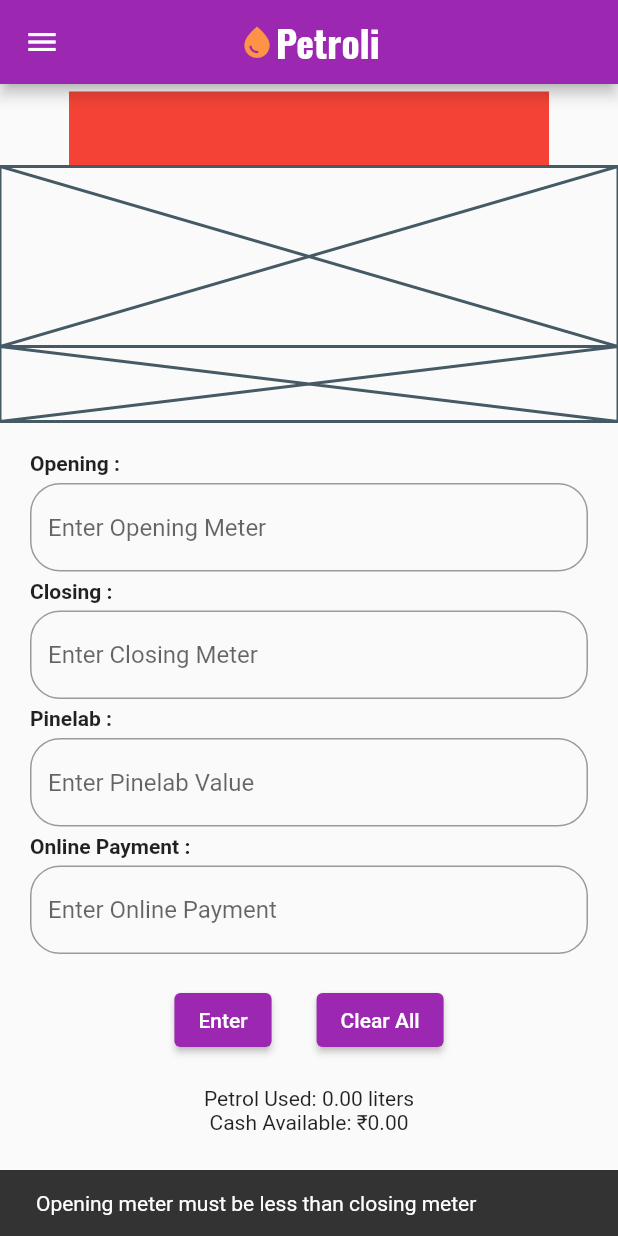
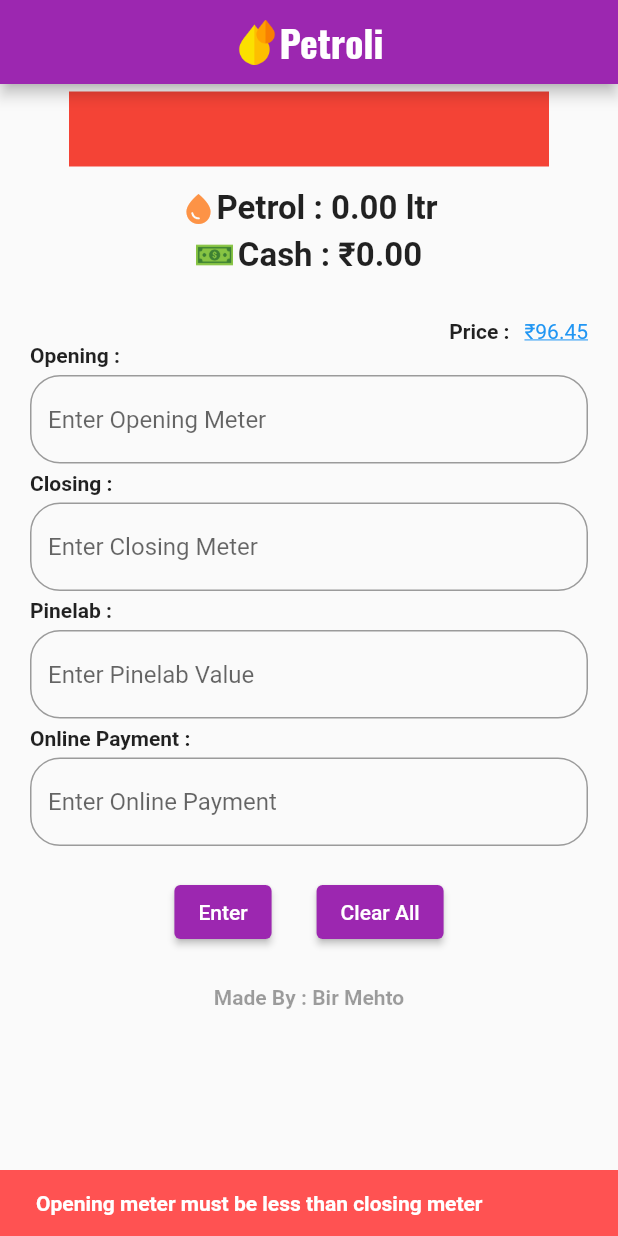
Before and after one commit to birmehto/petroli, a Flutter app: the screen it shows after launch, after a tap on "Enter", on a phone screen of 412 x 824 dp. Run offline on Flutter 3.47's test engine with Material 3 defaults, Android fonts, the phone set to English and light mode, and no system bars.

Commit message:
chanded code

```diff
--- a/lib/demo.dart
+++ b/lib/demo.dart
@@ -96,9 +96,8 @@ class _HomepageState extends State<Homepage> {
               width: 320,
               color: Colors.red,
             ),
-            Placeholder(
-              fallbackHeight: 120,
-            ),
+            Text('Petrol Used: ${petrolUsed.toStringAsFixed(2)} liters'),
+            Text('Cash Available: ₹${cashAvailable.toStringAsFixed(2)}'),
             Placeholder(
               fallbackHeight: 50,
             ),
@@ -218,8 +217,6 @@ class _HomepageState extends State<Homepage> {
             ),
             // Display calculated values
             SizedBox(height: 20),
-            Text('Petrol Used: ${petrolUsed.toStringAsFixed(2)} liters'),
-            Text('Cash Available: ₹${cashAvailable.toStringAsFixed(2)}'),
           ],
         ),
       ),
--- a/lib/home.dart
+++ b/lib/home.dart
@@ -11,37 +11,100 @@ class _HomepageState extends State<Homepage> {
   final TextEditingController _opening = TextEditingController();
   final TextEditingController _closing = TextEditingController();
   final TextEditingController _pinlab = TextEditingController();
-  double opvalue = 0;
-  double Clovalue = 0;
-  double pinevalue = 0;
-  double price = 96.45;
+  final TextEditingController _onlinePayment = TextEditingController();
+
+  double petrolUsed = 0.0;
+  double cashAvailable = 0.0;
+  double price = 96.45; // Initial petrol price
+
+  void _calculatePetrolAndCash() {
+    // Parse values from text controllers
+    double openingMeter = double.tryParse(_opening.text) ?? 0;
+    double closingMeter = double.tryParse(_closing.text) ?? 0;
+    double pinlabValue = double.tryParse(_pinlab.text) ?? 0;
+    double onlinePaymentValue = double.tryParse(_onlinePayment.text) ?? 0;
+
+    // Check if opening meter is less than closing meter
+    if (openingMeter < closingMeter) {
+      // Calculate petrol used
+      petrolUsed = closingMeter - openingMeter;
+
+      // Calculate cash available
+      cashAvailable = (petrolUsed * price) - pinlabValue - onlinePaymentValue;
+
+      // Update UI
+      setState(() {});
+    } else {
+      // Show an error message
+      ScaffoldMessenger.of(context).showSnackBar(
+        SnackBar(
+          backgroundColor: Colors.redAccent,
+          content: Text(
+            'Opening meter must be less than closing meter',
+            style: TextStyle(fontWeight: FontWeight.bold),
+          ),
+        ),
+      );
+    }
+  }
+
+  void _updatePetrolPrice() {
+    showDialog(
+      context: context,
+      builder: (context) {
+        TextEditingController _newPriceController = TextEditingController();
+
+        return AlertDialog(
+          title: Text('Update Petrol Price'),
+          content: TextField(
+            controller: _newPriceController,
+            keyboardType: TextInputType.number,
+            decoration: InputDecoration(
+              hintText: 'Enter new petrol price',
+            ),
+          ),
+          actions: [
+            TextButton(
+              onPressed: () {
+                Navigator.pop(context);
+              },
+              child: Text('Cancel'),
+            ),
+            TextButton(
+              onPressed: () {
+                // Update petrol price from the dialog
+                price = double.tryParse(_newPriceController.text) ?? price;
+
+                // Clear the new petrol price text field
+                _newPriceController.clear();
+
+                // Update UI
+                setState(() {});
+
+                // Close the dialog
+                Navigator.pop(context);
+              },
+              child: Text('Update'),
+            ),
+          ],
+        );
+      },
+    );
+  }
 
   @override
   Widget build(BuildContext context) {
-    return SafeArea(
-      child: Scaffold(
+    return Scaffold(
       resizeToAvoidBottomInset: false,
-        // backgroundColor: ColorSwatch(primary, context),
-        drawer: Drawer(
-          child: Column(
-            children: [
-              Container(
-                height: 50,
-                width: 320,
-                color: Colors.amber,
-              ),
-            ],
-          ),
-        ),
       appBar: AppBar(
-          flexibleSpace: const Center(
+        flexibleSpace: Center(
+          child: SafeArea(
             child: Row(
               mainAxisAlignment: MainAxisAlignment.center,
               children: [
-                Icon(
-                  Icons.water_drop,
-                  color: Color.fromRGBO(253, 147, 70, 1),
-                  size: 25,
+                Image.asset(
+                  "assets/img/oil.png",
+                  height: 30,
                 ),
                 Text(
                   'Petroli',
@@ -55,6 +118,7 @@ class _HomepageState extends State<Homepage> {
             ),
           ),
         ),
+      ),
       body: Column(
         children: [
           SizedBox(
@@ -65,14 +129,46 @@ class _HomepageState extends State<Homepage> {
             width: 320,
             color: Colors.red,
           ),
-            Placeholder(
-              fallbackHeight: 120,
-
-              // strokeWidth: double.infinity,
+          SizedBox(height: 15),
+          Column(
+            children: [
+              Row(
+                mainAxisAlignment: MainAxisAlignment.center,
+                children: [
+                  Icon(
+                    Icons.water_drop,
+                    color: Color.fromRGBO(253, 147, 70, 1),
                   ),
-            Placeholder(
-              fallbackHeight: 50,
-              // strokeWidth: double.infinity,
+                  Text(
+                    'Petrol : ${petrolUsed.toStringAsFixed(2)} ltr',
+                    style: TextStyle(fontWeight: FontWeight.bold, fontSize: 22),
+                  ),
+                ],
+              ),
+              SizedBox(
+                height: 5,
+              ),
+              Row(
+                mainAxisAlignment: MainAxisAlignment.center,
+                children: [
+                  Image.asset(
+                    "assets/img/dollar.png",
+                    height: 25,
+                    width: 25,
+                  ),
+                  SizedBox(
+                    width: 3,
+                  ),
+                  Text(
+                    'Cash : ₹${cashAvailable.toStringAsFixed(2)}',
+                    style: TextStyle(fontWeight: FontWeight.bold, fontSize: 22),
+                  ),
+                ],
+              ),
+            ],
+          ),
+          SizedBox(
+            height: 10,
           ),
           Container(
             child: Padding(
@@ -80,6 +176,26 @@ class _HomepageState extends State<Homepage> {
               child: Column(
                 crossAxisAlignment: CrossAxisAlignment.start,
                 children: [
+                  Row(
+                    mainAxisAlignment: MainAxisAlignment.end,
+                    children: [
+                      Text(
+                        'Price :',
+                        style: TextStyle(fontWeight: FontWeight.bold),
+                      ),
+                      SizedBox(width: 10),
+                      GestureDetector(
+                        onTap: _updatePetrolPrice,
+                        child: Text(
+                          '₹${price.toStringAsFixed(2)}',
+                          style: TextStyle(
+                            decoration: TextDecoration.underline,
+                            color: Colors.blue,
+                          ),
+                        ),
+                      ),
+                    ],
+                  ),
                   Text(
                     'Opening :',
                     style: TextStyle(fontWeight: FontWeight.bold),
@@ -89,11 +205,13 @@ class _HomepageState extends State<Homepage> {
                   ),
                   TextField(
                     controller: _opening,
+                    keyboardType: TextInputType.number,
                     decoration: InputDecoration(
                       hintText: 'Enter Opening Meter',
                       border: OutlineInputBorder(
                         borderRadius: BorderRadius.circular(20),
-                          )),
+                      ),
+                    ),
                   ),
                   SizedBox(
                     height: 5,
@@ -107,11 +225,13 @@ class _HomepageState extends State<Homepage> {
                   ),
                   TextField(
                     controller: _closing,
+                    keyboardType: TextInputType.number,
                     decoration: InputDecoration(
                       hintText: 'Enter Closing Meter',
                       border: OutlineInputBorder(
                         borderRadius: BorderRadius.circular(20),
-                          )),
+                      ),
+                    ),
                   ),
                   SizedBox(
                     height: 5,
@@ -123,16 +243,15 @@ class _HomepageState extends State<Homepage> {
                   SizedBox(
                     height: 5,
                   ),
-                    SizedBox(
-                      height: 5,
-                    ),
                   TextField(
-                      controller: _closing,
+                    controller: _pinlab,
+                    keyboardType: TextInputType.number,
                     decoration: InputDecoration(
-                          hintText: 'Enter Closing Meter',
+                      hintText: 'Enter Pinelab Value',
                       border: OutlineInputBorder(
                         borderRadius: BorderRadius.circular(20),
-                          )),
+                      ),
+                    ),
                   ),
                   SizedBox(
                     height: 5,
@@ -145,12 +264,14 @@ class _HomepageState extends State<Homepage> {
                     height: 5,
                   ),
                   TextField(
-                      controller: _pinlab,
+                    controller: _onlinePayment,
+                    keyboardType: TextInputType.number,
                     decoration: InputDecoration(
                       hintText: 'Enter Online Payment',
                       border: OutlineInputBorder(
                         borderRadius: BorderRadius.circular(20),
-                          )),
+                      ),
+                    ),
                   ),
                 ],
               ),
@@ -160,21 +281,39 @@ class _HomepageState extends State<Homepage> {
             mainAxisAlignment: MainAxisAlignment.center,
             children: [
               ElevatedButton(
-                    onPressed: () {},
-                    child: Text(
-                      'Enter',
-                    )),
+                onPressed: _calculatePetrolAndCash,
+                child: Text('Enter'),
+              ),
               SizedBox(
                 width: 30,
               ),
-                ElevatedButton(onPressed: () {}, child: Text('Clear All')),
-              ],
-            )
+              ElevatedButton(
+                onPressed: () {
+                  _opening.clear();
+                  _closing.clear();
+                  _pinlab.clear();
+                  _onlinePayment.clear();
+                  petrolUsed = 0.0;
+                  cashAvailable = 0.0;
+                  setState(() {});
+                },
+                child: Text('Clear All'),
+              ),
             ],
           ),
+          SizedBox(height: 25),
+          Row(
+            mainAxisAlignment: MainAxisAlignment.center,
+            children: [
+              Text(
+                "Made By : Bir Mehto",
+                style: TextStyle(
+                    fontWeight: FontWeight.bold, color: Colors.black38),
+              ),
+            ],
+          ),
+        ],
       ),
     );
   }
 }
-
-class Calculation {}
--- a/lib/main.dart
+++ b/lib/main.dart
@@ -1,6 +1,6 @@
 import 'package:flutter/material.dart';
 
-import 'package:patroli/demo.dart';
+import 'package:patroli/home.dart';
 
 void main() {
   runApp(const Petroli());
```
Also changed, not shown: assets/img/dollar.png (added), assets/img/oil.png (added). Lines whose indentation alone changed are shown as unchanged.
